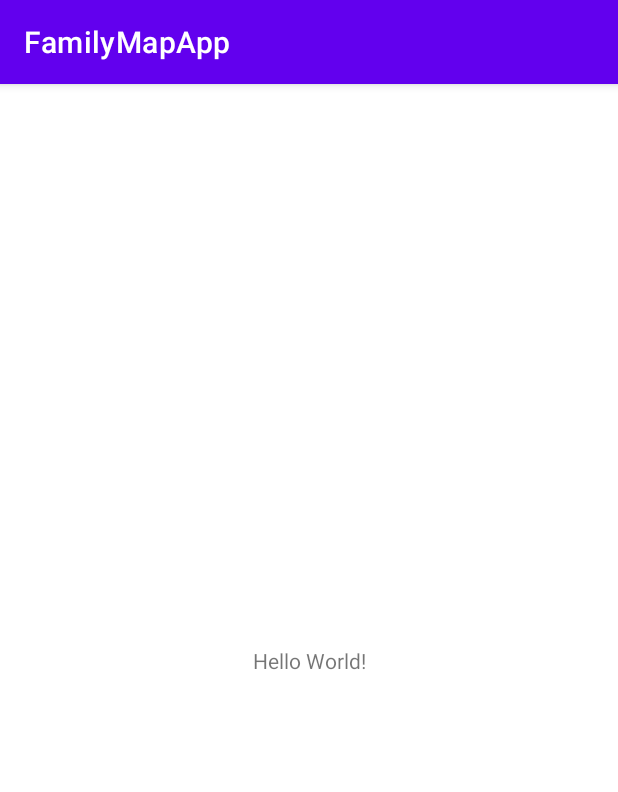
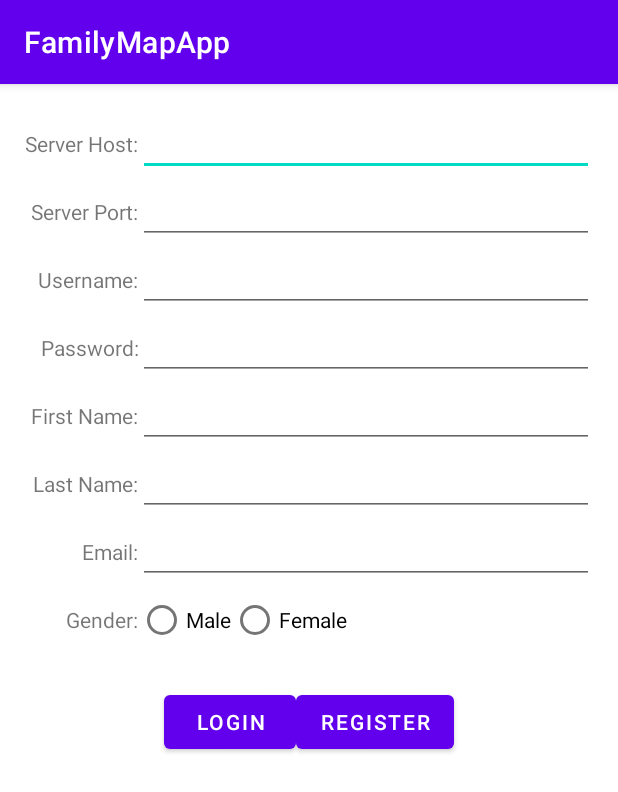
Before and after one commit to AndrewTingey/CS240-Family-Map-App, an Android app: the screen it shows after launch (MainActivity), on a phone screen of 412 x 824 dp. Shown: the top 792 px of the screen. Run offline under Robolectric (Android 15) with nearby library versions, the phone set to English and light mode, and no system bars.

Commit message:
Login fragment created, but not finished

```diff
--- a/app/build.gradle
+++ b/app/build.gradle
@@ -33,6 +33,7 @@ dependencies {
     implementation 'androidx.appcompat:appcompat:1.4.1'
     implementation 'com.google.android.material:material:1.5.0'
     implementation 'androidx.constraintlayout:constraintlayout:2.1.3'
+    implementation files('libs/FMSComunication.jar')
     testImplementation 'junit:junit:4.13.2'
     androidTestImplementation 'androidx.test.ext:junit:1.1.3'
     androidTestImplementation 'androidx.test.espresso:espresso-core:3.4.0'
--- /dev/null
+++ b/app/src/main/java/UserInterface/Login.java
@@ -0,0 +1,89 @@
+package UserInterface;
+
+import android.os.Bundle;
+
+import androidx.fragment.app.Fragment;
+
+import android.view.LayoutInflater;
+import android.view.View;
+import android.view.ViewGroup;
+import android.widget.RadioButton;
+
+import com.example.familymapapp.R;
+
+/**
+ * A simple {@link Fragment} subclass.
+ * Use the {@link Login#newInstance} factory method to
+ * create an instance of this fragment.
+ */
+public class Login extends Fragment {
+
+    // TODO: Rename parameter arguments, choose names that match
+    // the fragment initialization parameters, e.g. ARG_ITEM_NUMBER
+    private static final String ARG_PARAM1 = "param1";
+    private static final String ARG_PARAM2 = "param2";
+
+    // TODO: Rename and change types of parameters
+    private String mParam1;
+    private String mParam2;
+
+    public Login() {
+        // Required empty public constructor
+    }
+
+    /**
+     * Use this factory method to create a new instance of
+     * this fragment using the provided parameters.
+     *
+     * @param param1 Parameter 1.
+     * @param param2 Parameter 2.
+     * @return A new instance of fragment Login.
+     */
+    // TODO: Rename and change types and number of parameters
+    public static Login newInstance(String param1, String param2) {
+        Login fragment = new Login();
+        Bundle args = new Bundle();
+        args.putString(ARG_PARAM1, param1);
+        args.putString(ARG_PARAM2, param2);
+        fragment.setArguments(args);
+        return fragment;
+    }
+
+    @Override
+    public void onCreate(Bundle savedInstanceState) {
+        super.onCreate(savedInstanceState);
+        if (getArguments() != null) {
+            mParam1 = getArguments().getString(ARG_PARAM1);
+            mParam2 = getArguments().getString(ARG_PARAM2);
+        }
+
+
+
+    }
+
+    @Override
+    public View onCreateView(LayoutInflater inflater, ViewGroup container,
+                             Bundle savedInstanceState) {
+        // Inflate the layout for this fragment
+        return inflater.inflate(R.layout.fragment_login, container, false);
+    }
+
+    public void onGenderButtonClicked(View view) {
+        // Is the button now checked?
+        boolean checked = ((RadioButton) view).isChecked();
+
+        // Check which radio button was clicked
+        switch(view.getId()) {
+            case R.id.femaleButton:
+                if (checked)
+                    // Pirates are the best
+                    System.out.println("Female Button hit");
+                    break;
+            case R.id.maleButton:
+                if (checked)
+                    // Ninjas rule
+                    System.out.println("Male Button hit");
+                    break;
+        }
+    }
+}
--- a/app/src/main/java/com/example/familymapapp/MainActivity.java
+++ b/app/src/main/java/com/example/familymapapp/MainActivity.java
@@ -3,12 +3,61 @@ package com.example.familymapapp;
 import androidx.appcompat.app.AppCompatActivity;
 
 import android.os.Bundle;
+import android.view.View;
+import android.widget.Button;
+import android.widget.EditText;
+import android.widget.RadioButton;
+
+import Model.Person;
 
 public class MainActivity extends AppCompatActivity {
+
+    Person user = null;
 
     @Override
     protected void onCreate(Bundle savedInstanceState) {
         super.onCreate(savedInstanceState);
-        setContentView(R.layout.activity_main);
+//      if (authtoken == null)
+        setContentView(R.layout.fragment_login);
+
+        EditText serverHostNumber = findViewById(R.id.serverHostField);
+        EditText serverPortNumber = findViewById(R.id.serverPortField);
+        EditText username = findViewById(R.id.usernameField);
+        EditText password = findViewById(R.id.passwordField);
+
+        Button loginButton = findViewById(R.id.LoginButton);
+        loginButton.setOnClickListener(new View.OnClickListener() {
+            @Override
+            public void onClick(View view) {
+                System.out.println("SH" + serverHostNumber.getText().toString());
+                System.out.println("SP" + serverPortNumber.getText().toString());
+                System.out.println("UN" + username.getText().toString());
+                System.out.println("PW" + password.getText().toString());
+            }
+        });
     }
+
+    public void onGenderButtonClicked(View view) {
+        // Is the button now checked?
+        boolean checked = ((RadioButton) view).isChecked();
+
+        // Check which radio button was clicked
+        switch(view.getId()) {
+            case R.id.femaleButton:
+                if (checked)
+                    // Pirates are the best
+                    ((RadioButton) view).toggle();
+                    System.out.println("Female Button hit");
+                break;
+            case R.id.maleButton:
+                if (checked)
+                    // Ninjas rule
+                    ((RadioButton) view).toggle();
+                    System.out.println("Male Button hit");
+                break;
+        }
+    }
+
+
+
 }
--- /dev/null
+++ b/app/src/main/java/com/example/familymapapp/Todo.txt
@@ -0,0 +1,26 @@
+Login assignment
+    Share code between intellij and here
+
+    {
+        Create your Main Activity class (see the Family Map specification for details on Main Activity).
+
+        Create your Login Fragment class including all of its GUI components (see the Family Map specification for more details on Login Fragment).
+
+        Embed your Login Fragment in your Main Activity’s GUI.
+
+        When the user clicks the “SIGN IN” button, create a background task that uses HttpURLConnection to send a login request to the Family Map server.
+
+        If the login request fails, display an Android toast indicating that the login failed.
+
+        If the login request succeeds, use the HttpURLConnection again to retrieve the logged-in user’s family data from the server. When the family data is received, display an Android toast containing the logged-in user’s first and last names.
+
+        Repeat steps 5 – 7 for new user registration and the “REGISTER” button.
+
+        Pass off your login/register functionality with a TA.
+    }
+
+    use SwitchFragmentExample project using MainActivity, LoginFragment, RegisterFragment
+
+TODO:
+    logic for onGenderButtonClicked() should be in Login.java, rn its in MainActivity.java
+    That stuff^
--- /dev/null
+++ b/app/src/main/res/layout/fragment_login.xml
@@ -0,0 +1,148 @@
+<TableLayout
+    xmlns:android="http://schemas.android.com/apk/res/android"
+    xmlns:tools="http://schemas.android.com/tools"
+    android:layout_width="match_parent"
+    android:layout_height="match_parent"
+    android:layout_margin="16dp"
+    android:stretchColumns="3"
+    tools:context="UserInterface.Login">
+    <TableRow>
+        <TextView
+            android:layout_height="wrap_content"
+            android:layout_width="wrap_content"
+            android:gravity="end"
+            android:text="@string/serverHost"/>
+
+        <EditText
+            android:id="@+id/serverHostField"
+            android:layout_width="wrap_content"
+            android:layout_height="wrap_content"
+            android:layout_span="3"
+            tools:text="10.0.2.2"/>
+    </TableRow>
+    <TableRow>
+        <TextView
+            android:layout_height="wrap_content"
+            android:layout_width="wrap_content"
+            android:gravity="end"
+            android:text="@string/serverPort"/>
+        <EditText
+            android:id="@+id/serverPortField"
+            android:layout_width="wrap_content"
+            android:layout_height="wrap_content"
+            android:layout_span="3"
+            tools:text="8080"/>
+    </TableRow>
+    <TableRow>
+        <TextView
+            android:layout_height="wrap_content"
+            android:layout_width="wrap_content"
+            android:gravity="end"
+            android:text="@string/username"/>
+        <EditText
+            android:id="@+id/usernameField"
+            android:layout_width="wrap_content"
+            android:layout_height="wrap_content"
+            android:layout_span="3" />
+    </TableRow>
+    <TableRow>
+        <TextView
+            android:layout_height="wrap_content"
+            android:layout_width="wrap_content"
+            android:gravity="end"
+            android:text="@string/password"/>
+        <EditText
+            android:id="@+id/passwordField"
+            android:layout_width="wrap_content"
+            android:layout_height="wrap_content"
+            android:ems="10"
+            android:inputType="textPassword"
+            android:layout_span="3"/>
+    </TableRow>
+    <TableRow>
+        <TextView
+            android:layout_height="wrap_content"
+            android:layout_width="wrap_content"
+            android:gravity="end"
+            android:text="@string/firstName"/>
+        <EditText
+            android:id="@+id/firstNameField"
+            android:layout_width="wrap_content"
+            android:layout_height="wrap_content"
+            android:layout_span="3"/>
+    </TableRow>
+    <TableRow>
+        <TextView
+            android:layout_height="wrap_content"
+            android:layout_width="wrap_content"
+            android:gravity="end"
+            android:text="@string/lastName"/>
+        <EditText
+            android:id="@+id/lastNameField"
+            android:layout_width="wrap_content"
+            android:layout_height="wrap_content"
+            android:layout_span="3"/>
+    </TableRow>
+    <TableRow>
+        <TextView
+            android:layout_height="wrap_content"
+            android:layout_width="wrap_content"
+            android:gravity="end"
+            android:text="@string/email"/>
+        <EditText
+            android:id="@+id/emailField"
+            android:layout_width="wrap_content"
+            android:layout_height="wrap_content"
+            android:layout_span="3"/>
+    </TableRow>
+
+    <TableRow>
+
+        <TextView
+            android:layout_width="wrap_content"
+            android:layout_height="wrap_content"
+            android:gravity="end"
+            android:layout_gravity="center_vertical"
+            android:text="@string/gender" />
+
+        <RadioGroup
+            android:layout_width="wrap_content"
+            android:layout_height="wrap_content"
+            android:layout_span="1"
+            android:orientation="horizontal">
+
+            <RadioButton
+                android:id="@+id/maleButton"
+                android:layout_width="wrap_content"
+                android:layout_height="wrap_content"
+                android:onClick="onGenderButtonClicked"
+                android:text="@string/male" />
+
+            <RadioButton
+                android:id="@+id/femaleButton"
+                android:layout_width="wrap_content"
+                android:layout_height="wrap_content"
+                android:onClick="onGenderButtonClicked"
+                android:text="@string/female" />
+        </RadioGroup>
+    </TableRow>
+
+    <LinearLayout
+        android:layout_width="match_parent"
+        android:layout_height="match_parent"
+        android:orientation="horizontal"
+        android:paddingTop="20dp"
+        android:gravity="center_horizontal">
+        <Button
+            android:id="@+id/LoginButton"
+            android:layout_width="wrap_content"
+            android:layout_height="wrap_content"
+            android:text="@string/Login" />
+        <Button
+            android:id="@+id/RegisterButton"
+            android:layout_height="wrap_content"
+            android:layout_width="wrap_content"
+            android:text="@string/Register"
+            />
+    </LinearLayout>
+</TableLayout>
--- a/app/src/main/res/values/strings.xml
+++ b/app/src/main/res/values/strings.xml
@@ -1,3 +1,17 @@
 <resources>
     <string name="app_name">FamilyMapApp</string>
+    <!-- TODO: Remove or change this placeholder text -->
+    <string name="hello_blank_fragment">Hello blank fragment</string>
+    <string name="serverHost">Server Host:</string>
+    <string name="serverPort">Server Port:</string>
+    <string name="username">Username:</string>
+    <string name="password">Password:</string>
+    <string name="Login">Login</string>
+    <string name="Register">Register</string>
+    <string name="firstName">First Name:</string>
+    <string name="lastName">Last Name:</string>
+    <string name="email">Email:</string>
+    <string name="gender">Gender:</string>
+    <string name="male">Male</string>
+    <string name="female">Female</string>
 </resources>
```
Also changed, not shown: app/libs/FMSComunication.jar (added).
